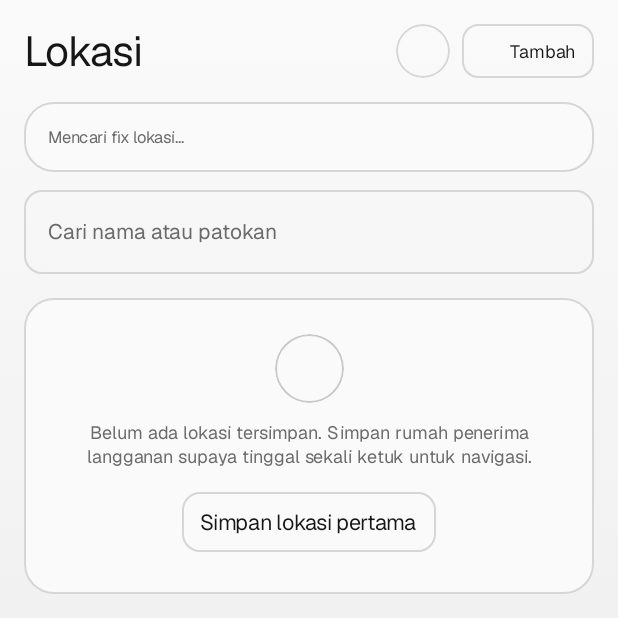
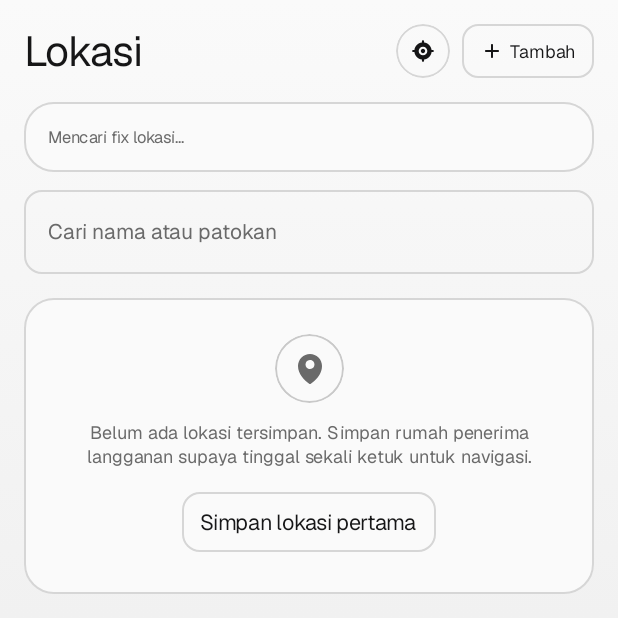
Before and after one commit to drezvolx/Trackify, an Android app built with Jetpack Compose: the composable LocationsScreen called with empty values, on a phone screen of 412 x 824 dp, the top half of it. Run offline under Robolectric (Android 15) with nearby library versions, the phone set to English and light mode, and no system bars; pictures from the network do not load.

Commit message:
fix(ui): kembalikan mask alpha ikon agar semua ikon tampil

```diff
--- a/app/src/main/java/com/blankpages/trackify/ui/locations/LocationsScreen.kt
+++ b/app/src/main/java/com/blankpages/trackify/ui/locations/LocationsScreen.kt
@@ -245,7 +245,12 @@ fun LocationsScreen(
                         contentPadding = PaddingValues(horizontal = 12.dp, vertical = 8.dp),
                         modifier = Modifier.height(36.dp),
                     ) {
-                        Icon(TrackifyIcons.Plus, contentDescription = null, modifier = Modifier.size(16.dp))
+                        Icon(
+                            TrackifyIcons.Plus,
+                            contentDescription = null,
+                            tint = scheme.onSurface,
+                            modifier = Modifier.size(16.dp),
+                        )
                         Spacer(Modifier.width(4.dp))
                         Text("Tambah", style = MaterialTheme.typography.labelMedium, fontWeight = FontWeight.SemiBold)
                     }
@@ -823,7 +828,12 @@ private fun LocationNearbyCard(
                             .weight(1f)
                             .height(32.dp),
                     ) {
-                        Icon(TrackifyIcons.CompassArrow, contentDescription = null, modifier = Modifier.size(14.dp))
+                        Icon(
+                            TrackifyIcons.CompassArrow,
+                            contentDescription = null,
+                            tint = scheme.onSurface,
+                            modifier = Modifier.size(14.dp),
+                        )
                         Spacer(Modifier.width(4.dp))
                         Text("Rute", style = MaterialTheme.typography.labelSmall, fontWeight = FontWeight.SemiBold)
                     }
--- a/app/src/main/java/com/blankpages/trackify/ui/notes/NotesScreen.kt
+++ b/app/src/main/java/com/blankpages/trackify/ui/notes/NotesScreen.kt
@@ -167,6 +167,7 @@ fun NotesScreen(
                         Icon(
                             imageVector = TrackifyIcons.Plus,
                             contentDescription = null,
+                            tint = scheme.onSurface,
                             modifier = Modifier.size(16.dp),
                         )
                         Spacer(modifier = Modifier.width(4.dp))
--- a/app/src/main/java/com/blankpages/trackify/ui/theme/TrackifyButtons.kt
+++ b/app/src/main/java/com/blankpages/trackify/ui/theme/TrackifyButtons.kt
@@ -54,7 +54,11 @@ fun TrackifyButton(
             disabledContentColor = disabledContentColor,
         ),
         contentPadding = contentPadding,
-        content = content,
+        content = buttonContent@{
+            CompositionLocalProvider(LocalContentColor provides contentColor) {
+                this@buttonContent.content()
+            }
+        },
     )
 }
 
--- a/app/src/main/java/com/blankpages/trackify/ui/theme/TrackifyColors.kt
+++ b/app/src/main/java/com/blankpages/trackify/ui/theme/TrackifyColors.kt
@@ -87,4 +87,11 @@ object TrackifyColors {
 
     val InverseLine: Color
         @Composable get() = colorResource(R.color.trackify_inverse_line)
+
+    /**
+     * Mask ikon dengan alpha penuh. RGB nilai ini tidak pernah tampil: `Icon` menimpa path
+     * lewat `tint`, tetapi path butuh alpha 1 supaya tint punya area untuk diwarnai.
+     * Disimpan di facade supaya tidak ada literal warna di `TrackifyIcons.kt`.
+     */
+    val IconMask: Color = Color.White
 }
--- a/app/src/main/java/com/blankpages/trackify/ui/theme/TrackifyIcons.kt
+++ b/app/src/main/java/com/blankpages/trackify/ui/theme/TrackifyIcons.kt
@@ -1,5 +1,6 @@
 package com.blankpages.trackify.ui.theme
 
+import androidx.compose.ui.graphics.SolidColor
 import androidx.compose.ui.graphics.vector.ImageVector
 import androidx.compose.ui.graphics.vector.PathParser
 import androidx.compose.ui.unit.dp
@@ -19,8 +20,11 @@ object TrackifyIcons {
         viewportWidth = 24f,
         viewportHeight = 24f,
     ).apply {
-        // Canvas default ImageVector; selalu ditimpa `tint` saat dirender.
-        addPath(pathData = PathParser().parsePathString(pathData).toNodes())
+        // Mask alpha penuh dari facade; RGB selalu ditimpa `tint` saat dirender.
+        addPath(
+            pathData = PathParser().parsePathString(pathData).toNodes(),
+            fill = SolidColor(TrackifyColors.IconMask),
+        )
     }.build()
 
     val Home: ImageVector by lazy {
```
Also changed, not shown: 2 other files.
